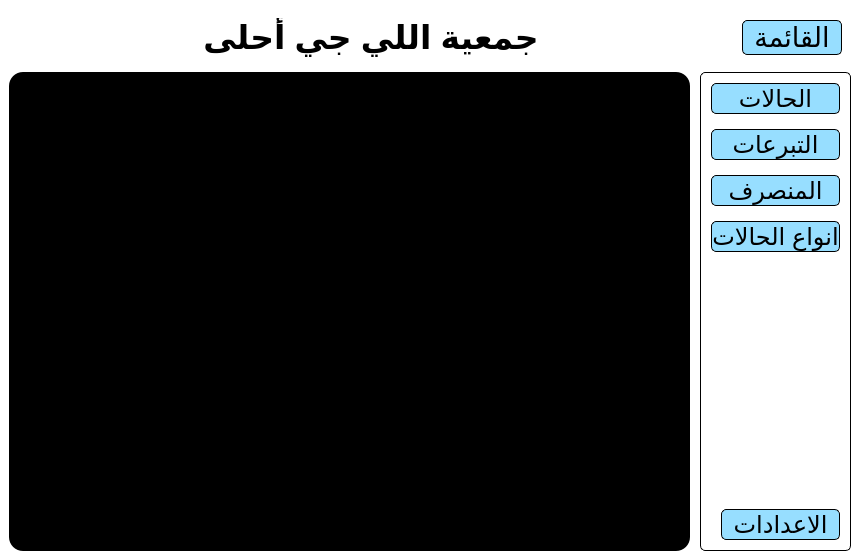
First picture: the form in src/interface/views/mainWindow.ui, repository MuhammadTarek10/charity-app, before the edit.
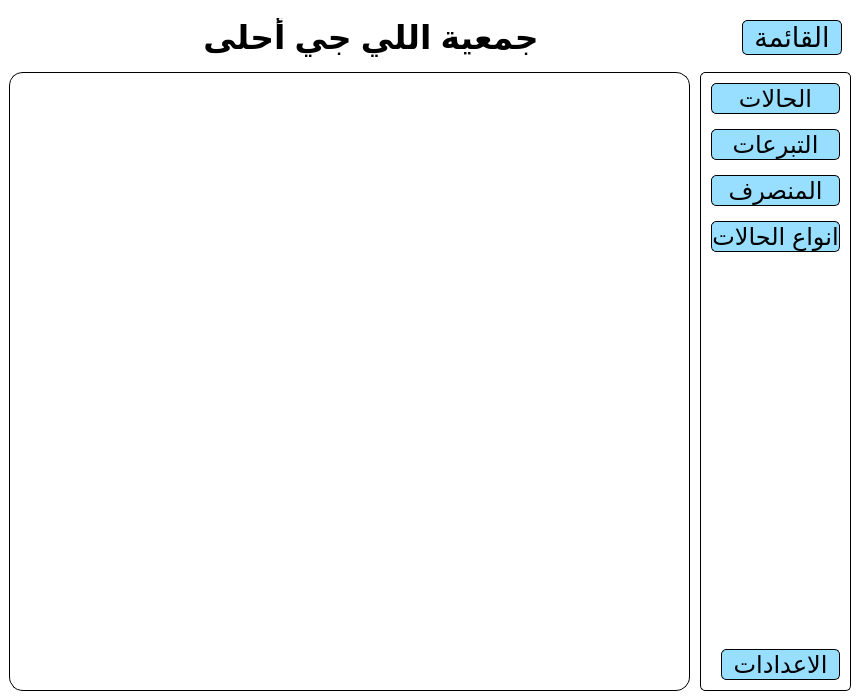
Second picture: the form after the edit. Icons and pictures are not drawn. Custom widgets are drawn as their Qt base class.

Commit message: finished donations widget

The edit to the form file:
```diff
--- a/src/interface/views/mainWindow.ui
+++ b/src/interface/views/mainWindow.ui
@@ -7,9 +7,15 @@
     <x>0</x>
     <y>0</y>
     <width>860</width>
-    <height>560</height>
+    <height>700</height>
    </rect>
   </property>
+  <property name="minimumSize">
+   <size>
+    <width>860</width>
+    <height>700</height>
+   </size>
+  </property>
   <property name="windowTitle">
    <string>MainWindow</string>
   </property>
@@ -44,10 +50,10 @@
 	border: 1px solid;
 	border-radius: 5px;
 }
-#mainBodyFrame{
-	background-color: #000000;
+#mainBodyGroupBox{
 	margin-right: 10px;
 	border-radius: 14px;
+	border: 1px solid;
 }</string>
   </property>
   <widget class="QWidget" name="centralwidget">
@@ -213,19 +219,18 @@
         <number>0</number>
        </property>
        <item>
-        <widget class="QFrame" name="mainBodyFrame">
+        <widget class="QGroupBox" name="mainBodyGroupBox">
          <property name="sizePolicy">
           <sizepolicy hsizetype="Expanding" vsizetype="Expanding">
            <horstretch>0</horstretch>
            <verstretch>0</verstretch>
           </sizepolicy>
          </property>
-         <property name="frameShape">
-          <enum>QFrame::StyledPanel</enum>
-         </property>
-         <property name="frameShadow">
-          <enum>QFrame::Raised</enum>
-         </property>
+         <layout class="QVBoxLayout" name="verticalLayout_6">
+          <item>
+           <layout class="QVBoxLayout" name="mainLayout"/>
+          </item>
+         </layout>
         </widget>
        </item>
        <item alignment="Qt::AlignVCenter">
@@ -236,6 +241,12 @@
            <verstretch>0</verstretch>
           </sizepolicy>
          </property>
+         <property name="minimumSize">
+          <size>
+           <width>0</width>
+           <height>0</height>
+          </size>
+         </property>
          <property name="font">
           <font>
            <family>Arial</family>
```
The commit also changes 4 other files.
